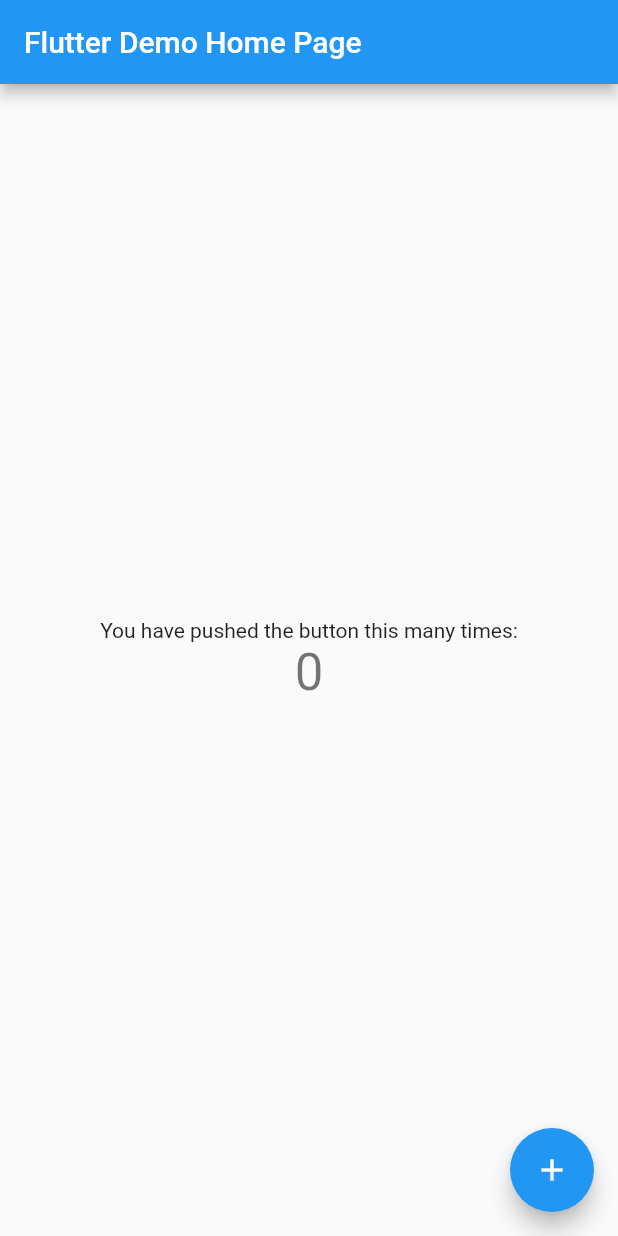
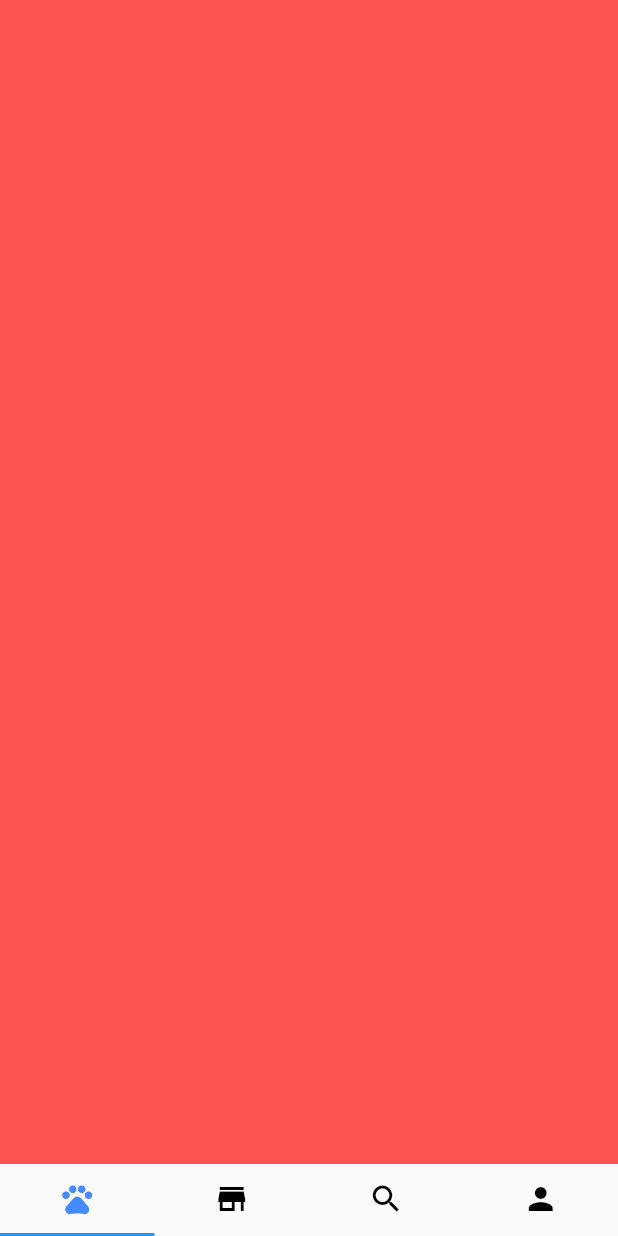
Before and after one commit to maugustosemperfi/getapet-mobile, a Flutter app: the screen it shows after launch, on a phone screen of 412 x 824 dp. Run offline on Flutter 3.47's test engine with Material 2 defaults, Android fonts, the phone set to English and light mode, and no system bars.

Commit message:
[FAETURE] Adding bootom navigation bar
Adding navigation bar to bottom
Setting colors to navigation bar

```diff
--- a/lib/main.dart
+++ b/lib/main.dart
@@ -1,109 +1,50 @@
 import 'package:flutter/material.dart';
 
-void main() => runApp(new MyApp());
+void main() => runApp(new GetAPet());
 
-class MyApp extends StatelessWidget {
-  // This widget is the root of your application.
+class GetAPet extends StatelessWidget {
   @override
   Widget build(BuildContext context) {
-    return new MaterialApp(
-      title: 'Flutter Demo',
-      theme: new ThemeData(
-        // This is the theme of your application.
-        //
-        // Try running your application with "flutter run". You'll see the
-        // application has a blue toolbar. Then, without quitting the app, try
-        // changing the primarySwatch below to Colors.green and then invoke
-        // "hot reload" (press "r" in the console where you ran "flutter run",
-        // or press Run > Flutter Hot Reload in IntelliJ). Notice that the
-        // counter didn't reset back to zero; the application is not restarted.
-        primarySwatch: Colors.blue,
-      ),
-      home: new MyHomePage(title: 'Flutter Demo Home Page'),
-    );
-  }
-}
-
-class MyHomePage extends StatefulWidget {
-  MyHomePage({Key key, this.title}) : super(key: key);
-
-  // This widget is the home page of your application. It is stateful, meaning
-  // that it has a State object (defined below) that contains fields that affect
-  // how it looks.
-
-  // This class is the configuration for the state. It holds the values (in this
-  // case the title) provided by the parent (in this case the App widget) and
-  // used by the build method of the State. Fields in a Widget subclass are
-  // always marked "final".
-
-  final String title;
-
-  @override
-  _MyHomePageState createState() => new _MyHomePageState();
-}
-
-class _MyHomePageState extends State<MyHomePage> {
-  int _counter = 0;
-
-  void _incrementCounter() {
-    setState(() {
-      // This call to setState tells the Flutter framework that something has
-      // changed in this State, which causes it to rerun the build method below
-      // so that the display can reflect the updated values. If we changed
-      // _counter without calling setState(), then the build method would not be
-      // called again, and so nothing would appear to happen.
-      _counter++;
-    });
-  }
-
-  @override
-  Widget build(BuildContext context) {
-    // This method is rerun every time setState is called, for instance as done
-    // by the _incrementCounter method above.
-    //
-    // The Flutter framework has been optimized to make rerunning build methods
-    // fast, so that you can just rebuild anything that needs updating rather
-    // than having to individually change instances of widgets.
-    return new Scaffold(
-      appBar: new AppBar(
-        // Here we take the value from the MyHomePage object that was created by
-        // the App.build method, and use it to set our appbar title.
-        title: new Text(widget.title),
-      ),
-      body: new Center(
-        // Center is a layout widget. It takes a single child and positions it
-        // in the middle of the parent.
-        child: new Column(
-          // Column is also layout widget. It takes a list of children and
-          // arranges them vertically. By default, it sizes itself to fit its
-          // children horizontally, and tries to be as tall as its parent.
-          //
-          // Invoke "debug paint" (press "p" in the console where you ran
-          // "flutter run", or select "Toggle Debug Paint" from the Flutter tool
-          // window in IntelliJ) to see the wireframe for each widget.
-          //
-          // Column has various properties to control how it sizes itself and
-          // how it positions its children. Here we use mainAxisAlignment to
-          // center the children vertically; the main axis here is the vertical
-          // axis because Columns are vertical (the cross axis would be
-          // horizontal).
-          mainAxisAlignment: MainAxisAlignment.center,
+    // TODO: implement build
+    return MaterialApp(
+        home: DefaultTabController(
+      length: 4,
+      child: Scaffold(
+        body: TabBarView(
           children: <Widget>[
-            new Text(
-              'You have pushed the button this many times:',
+            Container(
+              color: Colors.redAccent,
             ),
-            new Text(
-              '$_counter',
-              style: Theme.of(context).textTheme.display1,
+            Container(
+              color: Colors.blueAccent,
             ),
+            Container(
+              color: Colors.pinkAccent
+            ),
+            Container(
+              color: Colors.amberAccent,
+            )
+          ],
+        ),
+        bottomNavigationBar: TabBar(
+          labelColor: Colors.blueAccent,
+          unselectedLabelColor: Colors.black,
+          tabs: <Widget>[
+            Tab(
+              icon: Icon(Icons.pets),
+            ),
+            Tab(
+              icon: Icon(Icons.store),
+            ),
+            Tab(
+              icon: Icon(Icons.search),
+            ),
+            Tab(
+              icon: Icon(Icons.person),
+            )
           ],
         ),
       ),
-      floatingActionButton: new FloatingActionButton(
-        onPressed: _incrementCounter,
-        tooltip: 'Increment',
-        child: new Icon(Icons.add),
-      ), // This trailing comma makes auto-formatting nicer for build methods.
-    );
+    ));
   }
 }
```
Also changed, not shown: lib/routes.dart (added), 1 other file.
